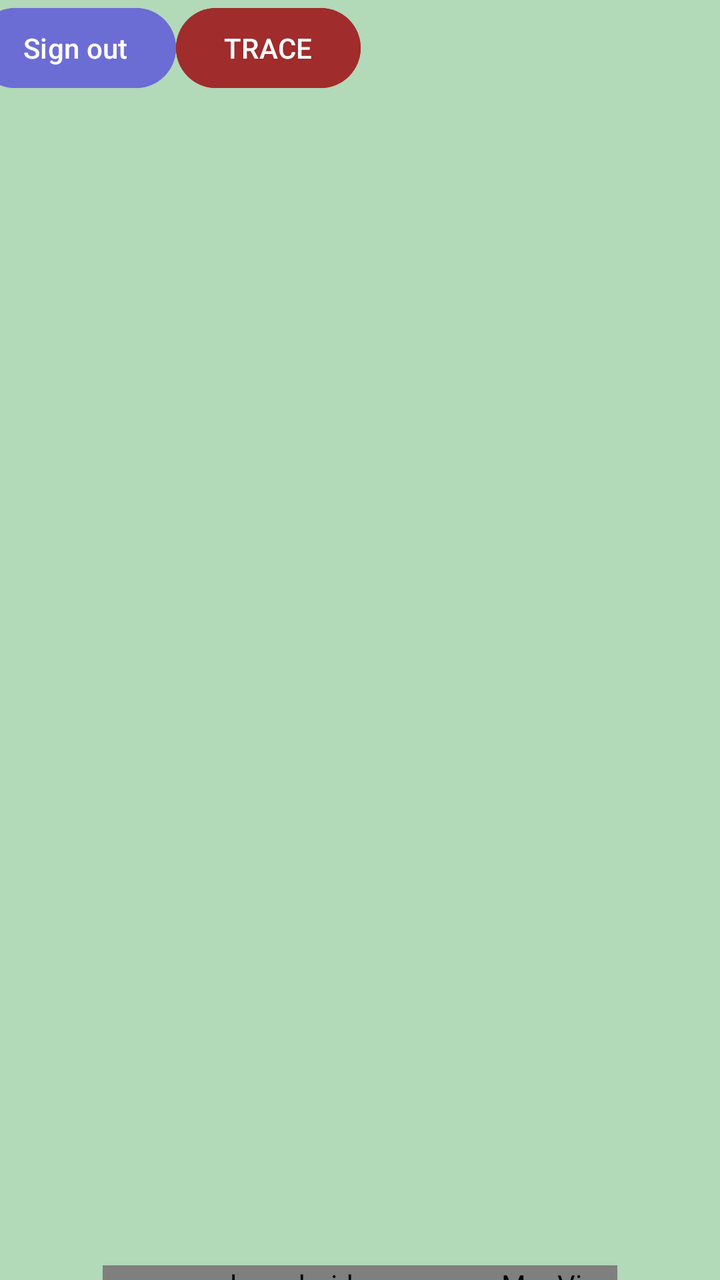
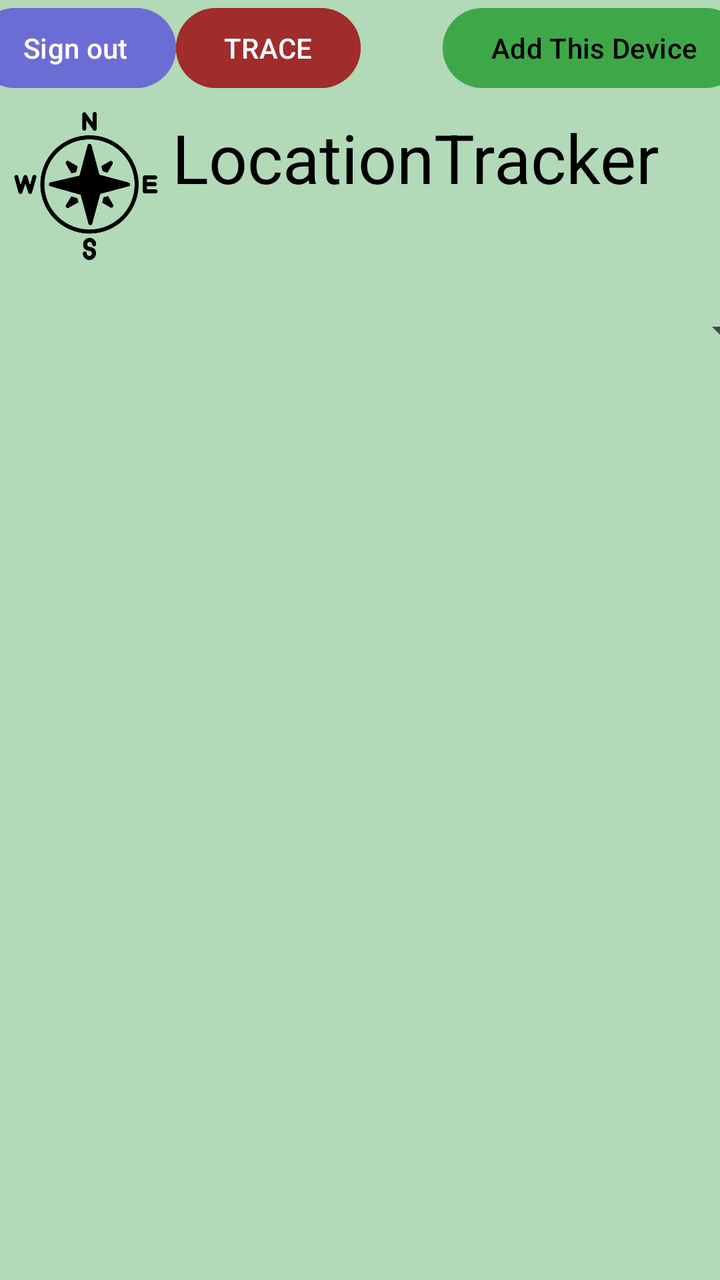

Two renders of the same Android screen: before a commit and after it. Below are the layout's source before the change and the commit's diff.
<!-- AndroidManifest.xml: activity theme Theme.LocationTracer -->
<!-- res/layout/activity_main.xml -->
<?xml version="1.0" encoding="utf-8"?>
<androidx.constraintlayout.widget.ConstraintLayout xmlns:android="http://schemas.android.com/apk/res/android"
    xmlns:app="http://schemas.android.com/apk/res-auto"
    xmlns:tools="http://schemas.android.com/tools"
    android:id="@+id/main"
    android:layout_width="match_parent"
    android:layout_height="wrap_content"
    tools:context=".MainActivity">

    <TextView
        android:id="@+id/textAppName"
        android:layout_width="wrap_content"
        android:layout_height="wrap_content"
        android:layout_gravity="center"
        android:layout_marginTop="8dp"
        android:layout_marginEnd="24dp"
        android:layout_marginBottom="39dp"
        android:text="@string/name"
        android:textColor="@color/black"
        android:textSize="34sp"
        app:layout_constraintBottom_toTopOf="@+id/devicesSpinner"
        app:layout_constraintEnd_toEndOf="parent"
        app:layout_constraintStart_toEndOf="@+id/imageCompass2"
        app:layout_constraintTop_toBottomOf="@+id/buttonAddDevice" />

    <ImageView
        android:id="@+id/imageCompass2"
        android:layout_width="74dp"
        android:layout_height="74dp"
        android:layout_marginTop="8dp"
        android:layout_marginBottom="32dp"
        android:scaleType="fitStart"
        app:layout_constraintBottom_toTopOf="@id/textView2"
        app:layout_constraintEnd_toStartOf="@+id/textAppName"
        app:layout_constraintStart_toStartOf="parent"
        app:layout_constraintTop_toBottomOf="@id/buttonAddDevice"
        app:layout_constraintVertical_bias="0.0"
        app:srcCompat="@drawable/compass" />

    <TextView
        android:id="@+id/textView2"
        android:layout_width="wrap_content"
        android:layout_height="wrap_content"
        android:layout_marginStart="24dp"
        android:layout_marginTop="10dp"
        android:text="@string/yourDevicesText"
        app:layout_constraintBottom_toTopOf="@+id/pointsView"
        app:layout_constraintEnd_toEndOf="parent"
        app:layout_constraintHorizontal_bias="0.0"
        app:layout_constraintStart_toStartOf="parent"
        app:layout_constraintTop_toBottomOf="@+id/devicesSpinner" />

    <androidx.recyclerview.widget.RecyclerView
        android:id="@+id/pointsView"
        android:layout_width="match_parent"
        android:layout_height="match_parent"
        android:layout_marginStart="16dp"
        android:layout_marginTop="5dp"
        android:layout_marginEnd="16dp"
        android:layout_marginBottom="16dp"
        app:layout_constraintBottom_toBottomOf="parent"
        app:layout_constraintEnd_toEndOf="parent"
        app:layout_constraintHorizontal_bias="0.0"
        app:layout_constraintStart_toStartOf="parent"
        app:layout_constraintTop_toBottomOf="@id/textView2" />

    <Button
        android:id="@+id/buttonAddDevice"
        android:layout_width="wrap_content"
        android:layout_height="wrap_content"
        android:backgroundTint="@color/buttonGreen"
        android:text="@string/addDeviceText"
        android:textColor="@color/black"
        app:layout_constraintBottom_toTopOf="@+id/textAppName"
        app:layout_constraintEnd_toEndOf="parent"
        app:layout_constraintStart_toEndOf="@+id/buttonTrace"
        app:layout_constraintTop_toTopOf="parent" />

    <Spinner
        android:id="@+id/devicesSpinner"
        android:layout_width="409dp"
        android:layout_height="50dp"
        android:layout_marginTop="10dp"
        android:layout_marginBottom="1dp"
        app:layout_constraintBottom_toTopOf="@+id/textView2"
        app:layout_constraintEnd_toEndOf="parent"
        app:layout_constraintStart_toStartOf="parent"
        app:layout_constraintTop_toBottomOf="@+id/imageCompass2" />

    <Button
        android:id="@+id/buttonTrace"
        android:layout_width="wrap_content"
        android:layout_height="wrap_content"
        android:layout_marginEnd="41dp"
        android:layout_marginBottom="8dp"
        android:backgroundTint="#A02C2C"
        android:text="@string/buttonStart"
        app:layout_constraintBottom_toTopOf="@+id/textAppName"
        app:layout_constraintEnd_toStartOf="@+id/buttonAddDevice"
        app:layout_constraintStart_toEndOf="@+id/buttonSignout"
        app:layout_constraintTop_toTopOf="parent"
        app:layout_constraintVertical_bias="0.0" />

    <Button
        android:id="@+id/buttonSignout"
        android:layout_width="wrap_content"
        android:layout_height="wrap_content"
        android:layout_marginBottom="1dp"
        android:backgroundTint="#6C6CD5"
        android:text="@string/buttonSignout"
        app:layout_constraintBottom_toTopOf="@+id/textAppName"
        app:layout_constraintEnd_toStartOf="@+id/buttonTrace"
        app:layout_constraintStart_toStartOf="parent"
        app:layout_constraintTop_toTopOf="parent"
        app:layout_constraintVertical_bias="0.0" />

    <com.google.android.gms.maps.MapView
        android:id="@+id/mapView"
        android:layout_width="wrap_content"
        android:layout_height="wrap_content"
        android:layout_marginTop="20dp"
        app:layout_constraintBottom_toBottomOf="parent"
        app:layout_constraintEnd_toEndOf="parent"
        app:layout_constraintStart_toStartOf="parent"
        app:layout_constraintTop_toBottomOf="@+id/pointsView" />
</androidx.constraintlayout.widget.ConstraintLayout>
<!-- resources referenced by this layout -->
<resources>
  <color name="black">#FF000000</color>
  <color name="buttonGreen">#96289E32</color>
  <!-- drawable compass: png bitmap (drawable, 19671 bytes) -->
  <string name="addDeviceText">Add This Device</string>
  <string name="buttonSignout">Sign out</string>
  <string name="buttonStart">TRACE</string>
  <string name="name">LocationTracker</string>
  <string name="yourDevicesText">Your devices and their locations:</string>
  <style name="Theme.LocationTracer" parent="Base.Theme.LocationTracer" />
  <style name="Base.Theme.LocationTracer" parent="Theme.Material3.DayNight.NoActionBar">
          <item name="android:windowBackground">@color/background</item>
      </style>
  <color name="background">#B2D9B8</color>
</resources>

<!-- the commit's change to res/layout/activity_main.xml (unified diff, before → after) -->
@@ -6,6 +6,8 @@
     android:layout_width="match_parent"
     android:layout_height="wrap_content"
     tools:context=".MainActivity">
+
+
 
     <TextView
         android:id="@+id/textAppName"
@@ -28,41 +30,25 @@
         android:layout_width="74dp"
         android:layout_height="74dp"
         android:layout_marginTop="8dp"
-        android:layout_marginBottom="32dp"
         android:scaleType="fitStart"
-        app:layout_constraintBottom_toTopOf="@id/textView2"
         app:layout_constraintEnd_toStartOf="@+id/textAppName"
         app:layout_constraintStart_toStartOf="parent"
         app:layout_constraintTop_toBottomOf="@id/buttonAddDevice"
-        app:layout_constraintVertical_bias="0.0"
         app:srcCompat="@drawable/compass" />
-
-    <TextView
-        android:id="@+id/textView2"
-        android:layout_width="wrap_content"
-        android:layout_height="wrap_content"
-        android:layout_marginStart="24dp"
-        android:layout_marginTop="10dp"
-        android:text="@string/yourDevicesText"
-        app:layout_constraintBottom_toTopOf="@+id/pointsView"
-        app:layout_constraintEnd_toEndOf="parent"
-        app:layout_constraintHorizontal_bias="0.0"
-        app:layout_constraintStart_toStartOf="parent"
-        app:layout_constraintTop_toBottomOf="@+id/devicesSpinner" />
 
     <androidx.recyclerview.widget.RecyclerView
         android:id="@+id/pointsView"
-        android:layout_width="match_parent"
-        android:layout_height="match_parent"
-        android:layout_marginStart="16dp"
-        android:layout_marginTop="5dp"
-        android:layout_marginEnd="16dp"
-        android:layout_marginBottom="16dp"
-        app:layout_constraintBottom_toBottomOf="parent"
+        android:layout_width="wrap_content"
+        android:layout_height="wrap_content"
+        android:layout_marginStart="10dp"
+        android:layout_marginTop="10dp"
+        android:layout_marginEnd="10dp"
+        android:layout_marginBottom="20dp"
+        app:layout_constraintBottom_toTopOf="@+id/mapView"
         app:layout_constraintEnd_toEndOf="parent"
-        app:layout_constraintHorizontal_bias="0.0"
+        app:layout_constraintHorizontal_bias="0.515"
         app:layout_constraintStart_toStartOf="parent"
-        app:layout_constraintTop_toBottomOf="@id/textView2" />
+        app:layout_constraintTop_toBottomOf="@+id/devicesSpinner" />
 
     <Button
         android:id="@+id/buttonAddDevice"
@@ -81,8 +67,8 @@
         android:layout_width="409dp"
         android:layout_height="50dp"
         android:layout_marginTop="10dp"
-        android:layout_marginBottom="1dp"
-        app:layout_constraintBottom_toTopOf="@+id/textView2"
+        android:layout_marginBottom="30dp"
+        app:layout_constraintBottom_toTopOf="@+id/pointsView"
         app:layout_constraintEnd_toEndOf="parent"
         app:layout_constraintStart_toStartOf="parent"
         app:layout_constraintTop_toBottomOf="@+id/imageCompass2" />
@@ -114,13 +100,5 @@
         app:layout_constraintTop_toTopOf="parent"
         app:layout_constraintVertical_bias="0.0" />
 
-    <com.google.android.gms.maps.MapView
-        android:id="@+id/mapView"
-        android:layout_width="wrap_content"
-        android:layout_height="wrap_content"
-        android:layout_marginTop="20dp"
-        app:layout_constraintBottom_toBottomOf="parent"
-        app:layout_constraintEnd_toEndOf="parent"
-        app:layout_constraintStart_toStartOf="parent"
-        app:layout_constraintTop_toBottomOf="@+id/pointsView" />
+
 </androidx.constraintlayout.widget.ConstraintLayout>
<!-- resource entries referenced after the edit -->
@@ -7,7 +7,6 @@
   <string name="buttonSignout">Sign out</string>
   <string name="buttonStart">TRACE</string>
   <string name="name">LocationTracker</string>
-  <string name="yourDevicesText">Your devices and their locations:</string>
   <style name="Theme.LocationTracer" parent="Base.Theme.LocationTracer" />
   <style name="Base.Theme.LocationTracer" parent="Theme.Material3.DayNight.NoActionBar">
           <item name="android:windowBackground">@color/background</item>
